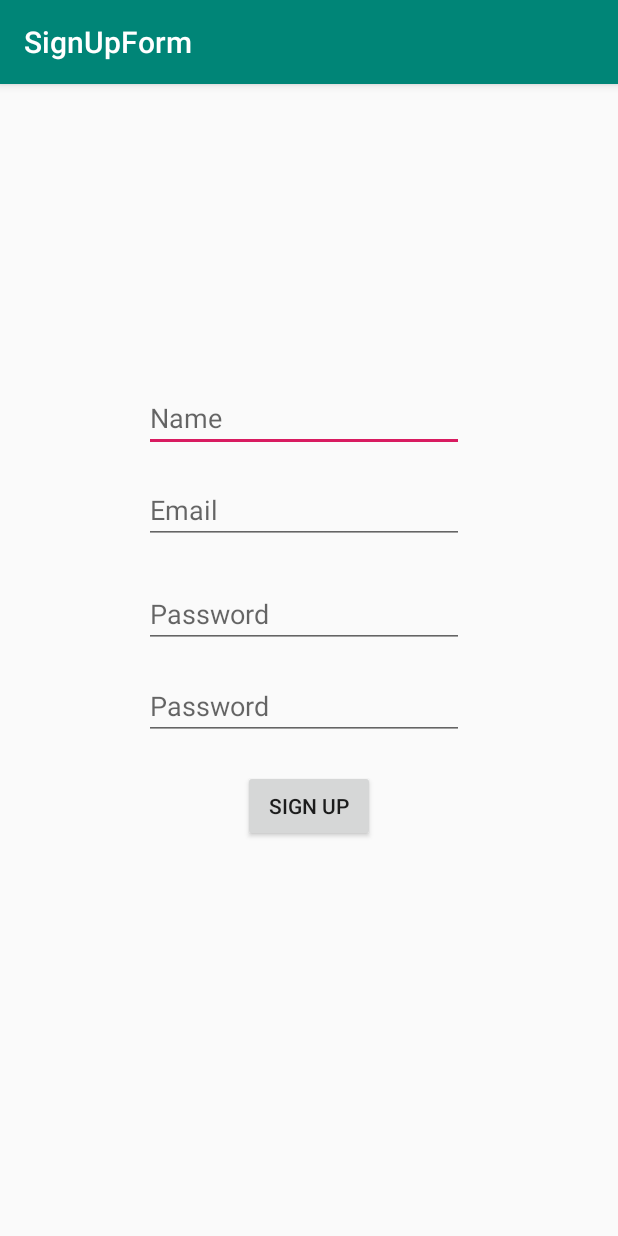
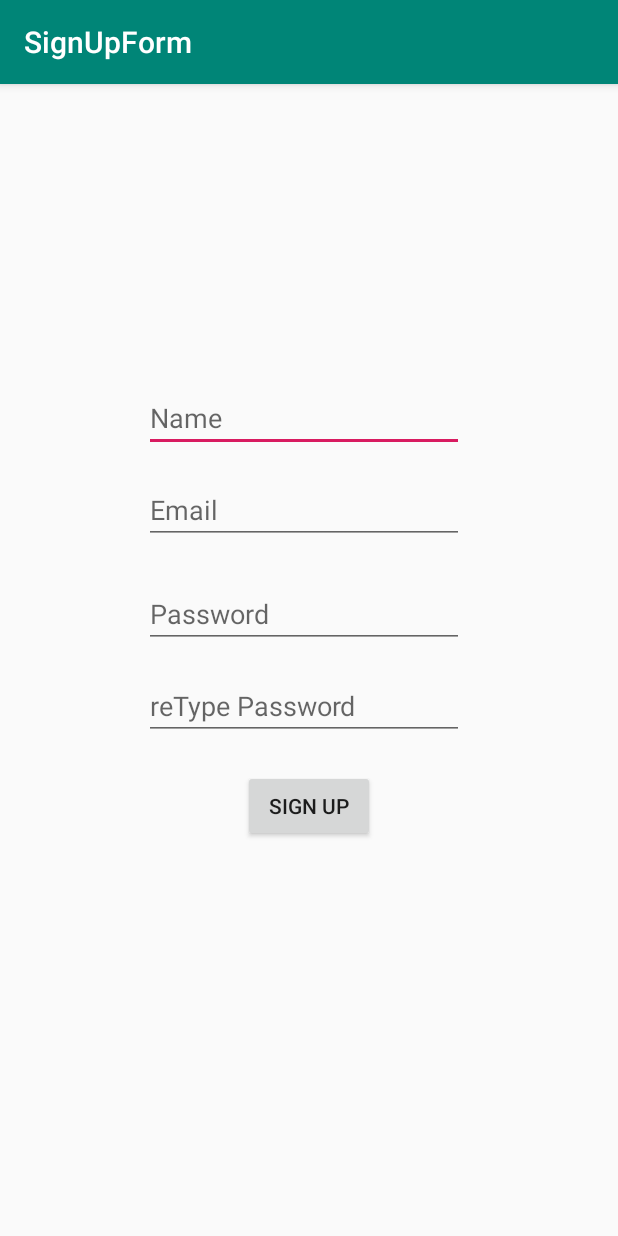
Before and after one commit to maxgoroshko/SignUpForm_Lab2, an Android app: the screen it shows after launch (FormActivity), on a phone screen of 412 x 824 dp. Run offline under Robolectric (Android 15) with nearby library versions, the phone set to English and light mode, and no system bars.

Commit message:
Values initialized

```diff
--- a/app/src/main/java/edu/temple/signupform/FormActivity.java
+++ b/app/src/main/java/edu/temple/signupform/FormActivity.java
@@ -3,6 +3,7 @@ package edu.temple.signupform;
 import androidx.appcompat.app.AppCompatActivity;
 
 import android.os.Bundle;
+import android.view.View;
 import android.widget.Button;
 import android.widget.EditText;
 
@@ -14,9 +15,21 @@ public class FormActivity extends AppCompatActivity {
     EditText email;
     Button signUp;
 
+
     @Override
     protected void onCreate(Bundle savedInstanceState) {
         super.onCreate(savedInstanceState);
         setContentView(R.layout.activity_main);
+
+        name = findViewById(R.id.nameText);
+        password = findViewById(R.id.passwordText);
+        rePassword = findViewById(R.id.rePasswordText);
+        email = findViewById(R.id.emailText);
+        signUp = findViewById(R.id.signUp);
+
     }
+
+
+
+
 }
--- a/app/src/main/res/layout/activity_main.xml
+++ b/app/src/main/res/layout/activity_main.xml
@@ -37,7 +37,7 @@
         android:layout_marginStart="96dp"
         android:layout_marginTop="16dp"
         android:ems="10"
-        android:hint="Password"
+        android:hint="reType Password"
         android:inputType="textPassword"
         app:layout_constraintStart_toStartOf="parent"
         app:layout_constraintTop_toBottomOf="@+id/passwordText" />
```
